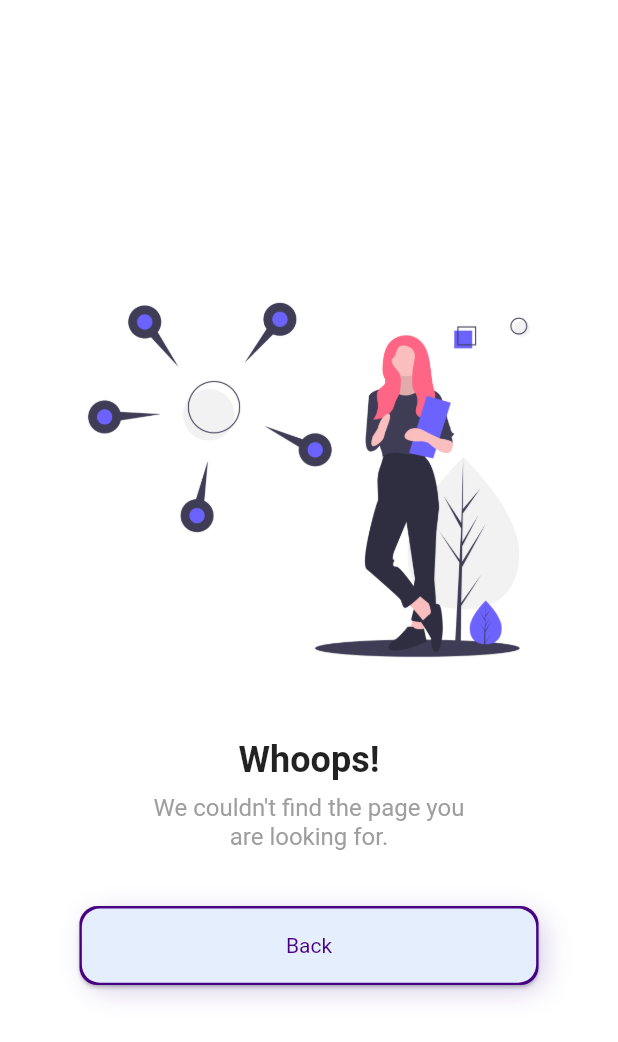
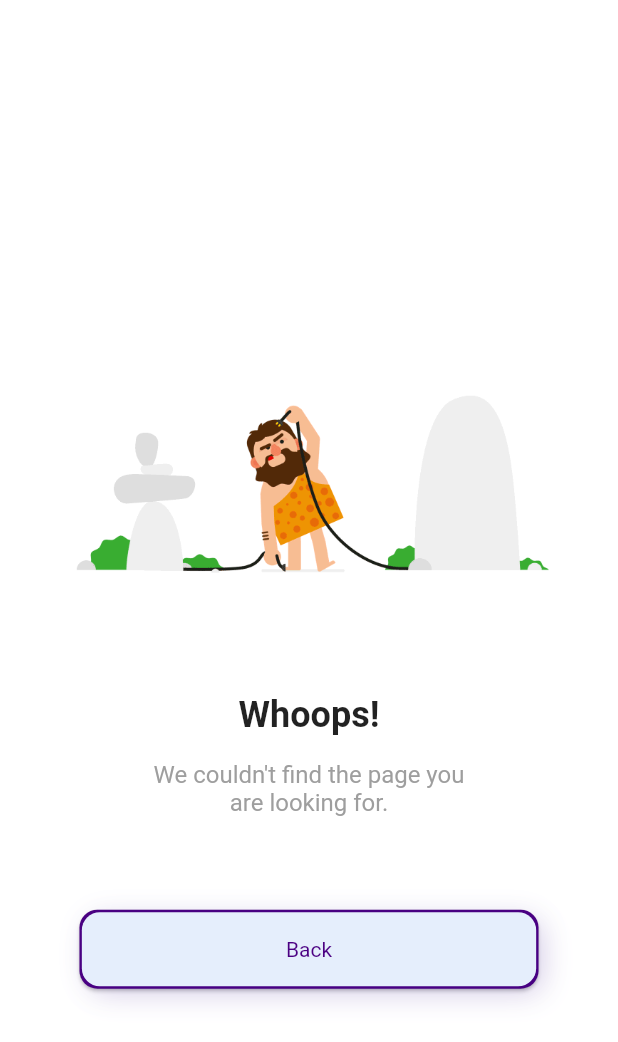
Before and after one commit to champ96k/sspu_question, a Flutter app: the screen it shows after launch, on a phone screen of 412 x 824 dp. Shown: the top 1042 px of the screen. Run offline on Flutter 3.47's test engine with Material 2 defaults, Android fonts, the phone set to English and light mode, and no system bars; our stand-ins replace bloc, cached_network_image, carousel_slider, cloud_firestore, equatable, firebase_analytics and 5 more; missing offline and left inert: flutter_cached_pdfview; accounts and stored records are empty.

Commit message:
Improvement - InitializationError screen  added

```diff
--- a/lib/core/constants/constant.dart
+++ b/lib/core/constants/constant.dart
@@ -5,5 +5,5 @@ class Constants {
   //Images
   static String feedbackImage = 'images/feedback.png';
   static String thankYouImage = 'images/thankYou.png';
-  static String errorImage = 'images/error.png';
+  static String crash404Image = 'images/crash404.gif';
 }
--- a/lib/core/constants/constant_color.dart
+++ b/lib/core/constants/constant_color.dart
@@ -5,42 +5,4 @@ class ConstantsColor {
   static const primaryBackground = Color(0XFFe5eefc);
   static const silver = Color(0xffc8b375);
   static const buttonShadowColor = Color(0xff00008B);
-
-  static List<Color> colors = [
-    Colors.orange.withOpacity(0.2),
-    Colors.red.withOpacity(0.2),
-    Colors.blue.withOpacity(0.2),
-    Colors.green.withOpacity(0.2),
-    Colors.indigo.withOpacity(0.2),
-    Colors.teal.withOpacity(0.2),
-    Colors.cyan.withOpacity(0.2),
-    Colors.orange.withOpacity(0.2),
-    Colors.red.withOpacity(0.2),
-    Colors.blue.withOpacity(0.2),
-    Colors.green.withOpacity(0.2),
-    Colors.indigo.withOpacity(0.2),
-    Colors.teal.withOpacity(0.2),
-    Colors.cyan.withOpacity(0.2),
-    Colors.orange.withOpacity(0.2),
-    Colors.red.withOpacity(0.2),
-    Colors.blue.withOpacity(0.2),
-    Colors.green.withOpacity(0.2),
-    Colors.indigo.withOpacity(0.2),
-    Colors.teal.withOpacity(0.2),
-    Colors.cyan.withOpacity(0.2),
-    Colors.orange.withOpacity(0.2),
-    Colors.red.withOpacity(0.2),
-    Colors.blue.withOpacity(0.2),
-    Colors.green.withOpacity(0.2),
-    Colors.indigo.withOpacity(0.2),
-    Colors.teal.withOpacity(0.2),
-    Colors.cyan.withOpacity(0.2),
-    Colors.orange.withOpacity(0.2),
-    Colors.red.withOpacity(0.2),
-    Colors.blue.withOpacity(0.2),
-    Colors.green.withOpacity(0.2),
-    Colors.indigo.withOpacity(0.2),
-    Colors.teal.withOpacity(0.2),
-    Colors.cyan.withOpacity(0.2),
-  ];
 }
--- a/lib/main.dart
+++ b/lib/main.dart
@@ -1,15 +1,16 @@
 // @dart=2.9
 import 'package:firebase_core/firebase_core.dart';
 import 'package:flutter/material.dart';
+import 'package:flutter_phoenix/flutter_phoenix.dart';
 
 import 'core/app_config/service_locator.dart';
 import 'material_app_screen.dart';
-import 'src/pages/error/error_screen.dart';
+import 'src/pages/error/initialization_error.dart';
 import 'src/pages/loading/loading_screen.dart';
 
 void main() {
   WidgetsFlutterBinding.ensureInitialized();
-  runApp(MyApp());
+  runApp(Phoenix(child: MyApp()));
 }
 
 class MyApp extends StatefulWidget {
@@ -48,7 +49,7 @@ class _MyAppState extends State<MyApp> {
   Widget build(BuildContext context) {
     // Show error message if initialization failed
     if (_error) {
-      return const ErrorScreen();
+      return const InitializationError();
     }
 
     // Show a loader until FlutterFire is initialized
--- a/lib/src/pages/error/error_screen.dart
+++ b/lib/src/pages/error/error_screen.dart
@@ -1,4 +1,5 @@
 import 'package:flutter/material.dart';
+
 import '../../../core/constants/constant.dart';
 import '../../widget/neumorphic_button.dart';
 
@@ -9,21 +10,18 @@ class ErrorScreen extends StatelessWidget {
   Widget build(BuildContext context) {
     final _size = MediaQuery.of(context).size;
     final _textTheme = Theme.of(context).textTheme;
-    return MaterialApp(
-      debugShowCheckedModeBanner: false,
-      home: Scaffold(
+    return Scaffold(
       backgroundColor: Colors.white,
       body: Padding(
         padding: const EdgeInsets.all(16.0),
         child: Column(
           mainAxisAlignment: MainAxisAlignment.center,
           children: [
-              Image(
-                height: _size.height * 0.4,
+            SizedBox(height: _size.height * 0.03),
+            Image.asset(
+              Constants.crash404Image,
               width: _size.width,
-                image: AssetImage(Constants.errorImage),
             ),
-              SizedBox(height: _size.height * 0.01),
             Text(
               "Whoops!",
               textAlign: TextAlign.center,
@@ -31,7 +29,7 @@ class ErrorScreen extends StatelessWidget {
                 fontWeight: FontWeight.w600,
               ),
             ),
-              SizedBox(height: _size.height * 0.01),
+            SizedBox(height: _size.height * 0.02),
             Text(
               """We couldn't find the page you\nare looking for.""",
               textAlign: TextAlign.center,
@@ -39,7 +37,7 @@ class ErrorScreen extends StatelessWidget {
                 color: Colors.grey,
               ),
             ),
-              SizedBox(height: _size.height * 0.03),
+            SizedBox(height: _size.height * 0.06),
             GestureDetector(
               onTap: () {
                 Navigator.of(context).pop();
@@ -51,7 +49,6 @@ class ErrorScreen extends StatelessWidget {
           ],
         ),
       ),
-      ),
     );
   }
 }
--- a/lib/src/pages/home/home_screen.dart
+++ b/lib/src/pages/home/home_screen.dart
@@ -2,6 +2,7 @@ import 'package:flutter/material.dart';
 import 'package:flutter_bloc/flutter_bloc.dart';
 
 import '../../../core/core.dart';
+import '../../../core/utils/commen_extensions.dart';
 import '../../widget/app_heading.dart';
 import '../error/error_screen.dart';
 import '../loading/loading_screen.dart';
@@ -40,8 +41,8 @@ class _HomeScreenState extends State<HomeScreen> {
                     final model = state.model.branches?[index];
                     return BranchListItem(
                       imageUrl: "${model?.branchThumbnail}",
-                      cardColor: ConstantsColor.colors[index],
-                      title: "${model?.branchName}",
+                      cardColor: colorConvert("${model!.backgroundColor}"),
+                      title: "${model.branchName}",
                       onTab: () {
                         Navigator.pushNamed(
                           context,
--- a/pubspec.yaml
+++ b/pubspec.yaml
@@ -49,6 +49,9 @@ dependencies:
   freezed_annotation: ^0.14.2
   json_serializable: ^4.1.3
 
+  #restart
+  flutter_phoenix: ^1.0.0
+
 dev_dependencies:
   flutter_test:
     sdk: flutter
```
Also changed, not shown: lib/core/utils/commen_extensions.dart (+10 -0 lines), lib/src/pages/error/initialization_error.dart (added, +65 -0 lines), lib/src/pages/other/pdf_viewer_screen.dart (+34 -8 lines), docs/backup.json, images/crash404.gif (added), images/error.png (deleted), pubspec.lock. Lines whose indentation alone changed are shown as unchanged.
